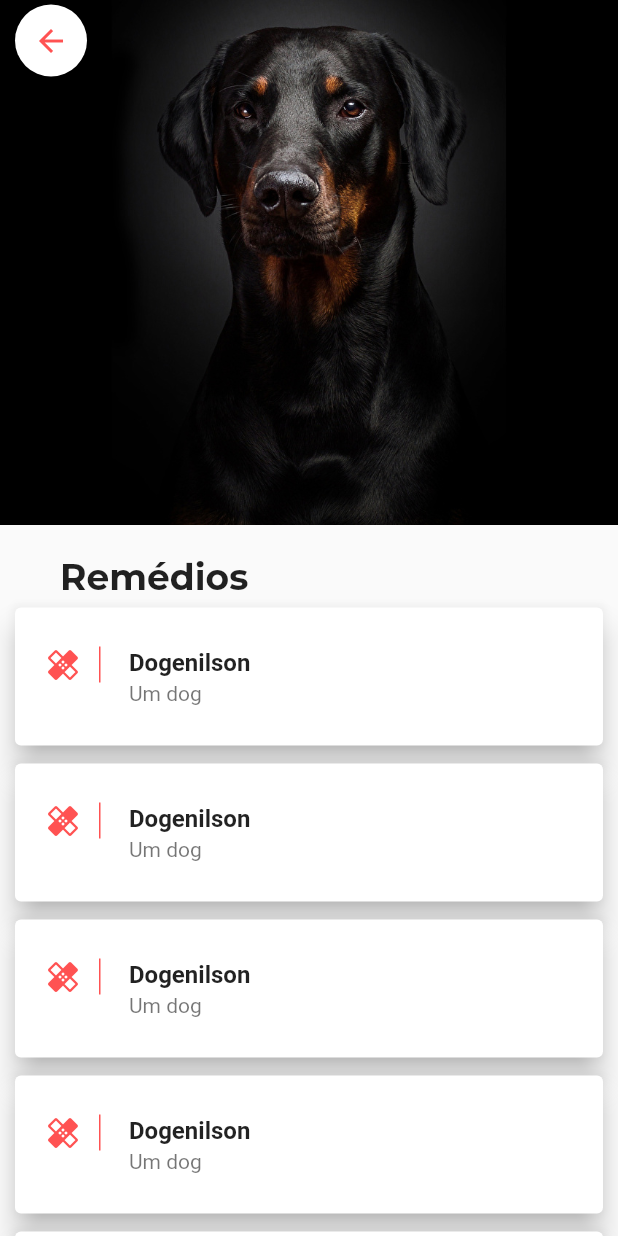
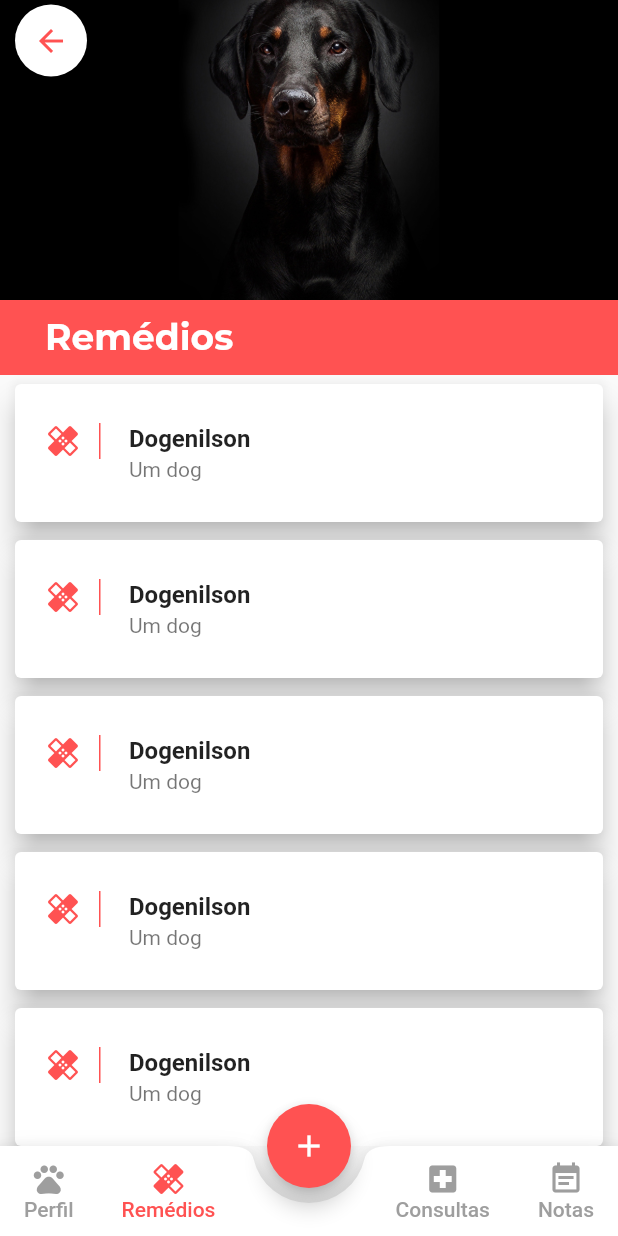
Before and after one commit to MartinsMessias/lifepet-dart-flutter, a Flutter app: the RemediosPetScreen screen opened directly with sample values from the repository, on a phone screen of 412 x 824 dp. Run offline on Flutter 3.47's test engine with Material 2 defaults, Android fonts, the phone set to English and light mode, and no system bars; our stand-ins replace google_fonts.

Commit message:
Tela de remédios-> correções em navegação

```diff
--- a/lib/main.dart
+++ b/lib/main.dart
@@ -15,7 +15,7 @@ class Main extends StatelessWidget {
       ),
       debugShowCheckedModeBanner: false,
       title: "Pet Life",
-      home: new RemediosPetScreen(pet: pets[0]),
+      home: new HomeScreen(),
     );
   }
 }
--- a/lib/screens/pet/perfil_pet_screen.dart
+++ b/lib/screens/pet/perfil_pet_screen.dart
@@ -143,7 +143,7 @@ class PerfilPetScreen extends StatelessWidget {
             ],
           ),
         ),
-        bottomNavigationBar: CustomNavbar(),
+        bottomNavigationBar: CustomNavbar(pet: pet, paginaAberta: 0,),
         floatingActionButtonLocation: FloatingActionButtonLocation.centerDocked,
         floatingActionButton: FloatingActionButton(
           onPressed: () {},
--- a/lib/screens/pet/remedios_pet_screen.dart
+++ b/lib/screens/pet/remedios_pet_screen.dart
@@ -2,6 +2,7 @@ import 'package:flutter/cupertino.dart';
 import 'package:flutter/material.dart';
 import 'package:lifepetapp/models/pet_model.dart';
 import 'package:google_fonts/google_fonts.dart';
+import 'package:lifepetapp/widgets/custom_navbar.dart';
 
 class RemediosPetScreen extends StatelessWidget {
   final Pet pet;
@@ -12,20 +13,18 @@ class RemediosPetScreen extends StatelessWidget {
   Widget build(BuildContext context) {
     return SafeArea(
       child: Scaffold(
-        body: Column(
-            crossAxisAlignment: CrossAxisAlignment.start,
-            children: <Widget>[
+        body: Column(crossAxisAlignment: CrossAxisAlignment.start, children: <
+            Widget>[
           Stack(
             children: <Widget>[
               Hero(
                 tag: pet.id,
                 child: Container(
                   width: double.infinity,
-                      height: 350,
+                  height: 200,
                   decoration: BoxDecoration(
                       image: DecorationImage(
-                              image: AssetImage(pet.imageUrl),
-                              fit: BoxFit.cover)),
+                          image: AssetImage(pet.imageUrl), fit: BoxFit.cover)),
                 ),
               ),
               Container(
@@ -45,11 +44,14 @@ class RemediosPetScreen extends StatelessWidget {
               ),
             ],
           ),
-              SizedBox(
-                height: 20,
-              ),
-              Padding(
-                padding: EdgeInsets.symmetric(horizontal: 40),
+//              SizedBox(
+//                height: 20,
+//              ),
+          Container(
+            color: Colors.redAccent,
+            height: 50,
+            child: Padding(
+              padding: EdgeInsets.symmetric(horizontal: 30),
               child: Row(
                 mainAxisAlignment: MainAxisAlignment.spaceBetween,
                 children: <Widget>[
@@ -57,12 +59,16 @@ class RemediosPetScreen extends StatelessWidget {
                     'Remédios',
                     style: GoogleFonts.montserrat(
                         textStyle: TextStyle(
-                              fontSize: 24, fontWeight: FontWeight.bold)),
+                            fontSize: 24,
+                            fontWeight: FontWeight.bold,
+                            color: Colors.white)),
                   )
                 ],
               ),
             ),
+          ),
           Expanded(
+            child: Scrollbar(
               child: ListView(
                 children: <Widget>[
                   Card(
@@ -70,25 +76,21 @@ class RemediosPetScreen extends StatelessWidget {
                     margin: EdgeInsets.symmetric(horizontal: 10, vertical: 6),
                     child: Container(
                       child: ListTile(
-                          contentPadding: EdgeInsets.symmetric(horizontal: 20, vertical: 10),
+                        contentPadding:
+                            EdgeInsets.symmetric(horizontal: 20, vertical: 10),
                         leading: Container(
                           padding: EdgeInsets.only(right: 12),
                           decoration: BoxDecoration(
                               border: Border(
                                   right: BorderSide(
-                                        width: 1.0, color: Colors.redAccent
-                                    )
-                                )
-                            ),
+                                      width: 1.0, color: Colors.redAccent))),
                           child: Icon(Icons.healing, color: Colors.redAccent),
                         ),
                         title: Text(
                           pet.nome,
                           style: TextStyle(fontWeight: FontWeight.w600),
                         ),
-                          subtitle: Text(
-                              pet.descricao
-                          ),
+                        subtitle: Text(pet.descricao),
                       ),
                     ),
                   ),
@@ -97,25 +99,21 @@ class RemediosPetScreen extends StatelessWidget {
                     margin: EdgeInsets.symmetric(horizontal: 10, vertical: 6),
                     child: Container(
                       child: ListTile(
-                          contentPadding: EdgeInsets.symmetric(horizontal: 20, vertical: 10),
+                        contentPadding:
+                            EdgeInsets.symmetric(horizontal: 20, vertical: 10),
                         leading: Container(
                           padding: EdgeInsets.only(right: 12),
                           decoration: BoxDecoration(
                               border: Border(
                                   right: BorderSide(
-                                        width: 1.0, color: Colors.redAccent
-                                    )
-                                )
-                            ),
+                                      width: 1.0, color: Colors.redAccent))),
                           child: Icon(Icons.healing, color: Colors.redAccent),
                         ),
                         title: Text(
                           pet.nome,
                           style: TextStyle(fontWeight: FontWeight.w600),
                         ),
-                          subtitle: Text(
-                              pet.descricao
-                          ),
+                        subtitle: Text(pet.descricao),
                       ),
                     ),
                   ),
@@ -124,25 +122,21 @@ class RemediosPetScreen extends StatelessWidget {
                     margin: EdgeInsets.symmetric(horizontal: 10, vertical: 6),
                     child: Container(
                       child: ListTile(
-                          contentPadding: EdgeInsets.symmetric(horizontal: 20, vertical: 10),
+                        contentPadding:
+                            EdgeInsets.symmetric(horizontal: 20, vertical: 10),
                         leading: Container(
                           padding: EdgeInsets.only(right: 12),
                           decoration: BoxDecoration(
                               border: Border(
                                   right: BorderSide(
-                                        width: 1.0, color: Colors.redAccent
-                                    )
-                                )
-                            ),
+                                      width: 1.0, color: Colors.redAccent))),
                           child: Icon(Icons.healing, color: Colors.redAccent),
                         ),
                         title: Text(
                           pet.nome,
                           style: TextStyle(fontWeight: FontWeight.w600),
                         ),
-                          subtitle: Text(
-                              pet.descricao
-                          ),
+                        subtitle: Text(pet.descricao),
                       ),
                     ),
                   ),
@@ -151,25 +145,21 @@ class RemediosPetScreen extends StatelessWidget {
                     margin: EdgeInsets.symmetric(horizontal: 10, vertical: 6),
                     child: Container(
                       child: ListTile(
-                          contentPadding: EdgeInsets.symmetric(horizontal: 20, vertical: 10),
+                        contentPadding:
+                            EdgeInsets.symmetric(horizontal: 20, vertical: 10),
                         leading: Container(
                           padding: EdgeInsets.only(right: 12),
                           decoration: BoxDecoration(
                               border: Border(
                                   right: BorderSide(
-                                        width: 1.0, color: Colors.redAccent
-                                    )
-                                )
-                            ),
+                                      width: 1.0, color: Colors.redAccent))),
                           child: Icon(Icons.healing, color: Colors.redAccent),
                         ),
                         title: Text(
                           pet.nome,
                           style: TextStyle(fontWeight: FontWeight.w600),
                         ),
-                          subtitle: Text(
-                              pet.descricao
-                          ),
+                        subtitle: Text(pet.descricao),
                       ),
                     ),
                   ),
@@ -178,25 +168,21 @@ class RemediosPetScreen extends StatelessWidget {
                     margin: EdgeInsets.symmetric(horizontal: 10, vertical: 6),
                     child: Container(
                       child: ListTile(
-                          contentPadding: EdgeInsets.symmetric(horizontal: 20, vertical: 10),
+                        contentPadding:
+                            EdgeInsets.symmetric(horizontal: 20, vertical: 10),
                         leading: Container(
                           padding: EdgeInsets.only(right: 12),
                           decoration: BoxDecoration(
                               border: Border(
                                   right: BorderSide(
-                                        width: 1.0, color: Colors.redAccent
-                                    )
-                                )
-                            ),
+                                      width: 1.0, color: Colors.redAccent))),
                           child: Icon(Icons.healing, color: Colors.redAccent),
                         ),
                         title: Text(
                           pet.nome,
                           style: TextStyle(fontWeight: FontWeight.w600),
                         ),
-                          subtitle: Text(
-                              pet.descricao
-                          ),
+                        subtitle: Text(pet.descricao),
                       ),
                     ),
                   ),
@@ -205,25 +191,21 @@ class RemediosPetScreen extends StatelessWidget {
                     margin: EdgeInsets.symmetric(horizontal: 10, vertical: 6),
                     child: Container(
                       child: ListTile(
-                          contentPadding: EdgeInsets.symmetric(horizontal: 20, vertical: 10),
+                        contentPadding:
+                            EdgeInsets.symmetric(horizontal: 20, vertical: 10),
                         leading: Container(
                           padding: EdgeInsets.only(right: 12),
                           decoration: BoxDecoration(
                               border: Border(
                                   right: BorderSide(
-                                        width: 1.0, color: Colors.redAccent
-                                    )
-                                )
-                            ),
+                                      width: 1.0, color: Colors.redAccent))),
                           child: Icon(Icons.healing, color: Colors.redAccent),
                         ),
                         title: Text(
                           pet.nome,
                           style: TextStyle(fontWeight: FontWeight.w600),
                         ),
-                          subtitle: Text(
-                              pet.descricao
-                          ),
+                        subtitle: Text(pet.descricao),
                       ),
                     ),
                   ),
@@ -232,32 +214,37 @@ class RemediosPetScreen extends StatelessWidget {
                     margin: EdgeInsets.symmetric(horizontal: 10, vertical: 6),
                     child: Container(
                       child: ListTile(
-                          contentPadding: EdgeInsets.symmetric(horizontal: 20, vertical: 10),
+                        contentPadding:
+                            EdgeInsets.symmetric(horizontal: 20, vertical: 10),
                         leading: Container(
                           padding: EdgeInsets.only(right: 12),
                           decoration: BoxDecoration(
                               border: Border(
                                   right: BorderSide(
-                                        width: 1.0, color: Colors.redAccent
-                                    )
-                                )
-                            ),
+                                      width: 1.0, color: Colors.redAccent))),
                           child: Icon(Icons.healing, color: Colors.redAccent),
                         ),
                         title: Text(
                           pet.nome,
                           style: TextStyle(fontWeight: FontWeight.w600),
                         ),
-                          subtitle: Text(
-                              pet.descricao
-                          ),
+                        subtitle: Text(pet.descricao),
                       ),
                     ),
                   ),
                 ],
               ),
+            ),
           )
-            ]),
+        ],
+        ),
+        floatingActionButtonLocation: FloatingActionButtonLocation.centerDocked,
+        floatingActionButton: FloatingActionButton(
+          onPressed: (){},
+          backgroundColor: Colors.redAccent,
+          child: Icon(Icons.add),
+      ),
+          bottomNavigationBar: CustomNavbar(pet: pet, paginaAberta: 1,),
       ),
     );
   }
--- a/lib/widgets/custom_navbar.dart
+++ b/lib/widgets/custom_navbar.dart
@@ -1,8 +1,14 @@
 import 'package:flutter/cupertino.dart';
 import 'package:flutter/material.dart';
+import 'package:lifepetapp/models/pet_model.dart';
+import 'package:lifepetapp/screens/pet/perfil_pet_screen.dart';
+import 'package:lifepetapp/screens/pet/remedios_pet_screen.dart';
 
 class CustomNavbar extends StatefulWidget {
-  int paginaAberta = 0;
+  int paginaAberta;
+  final Pet pet;
+
+  CustomNavbar({this.pet, this.paginaAberta});
 
   @override
   _CustomNavbarState createState() => _CustomNavbarState();
@@ -29,6 +35,11 @@ class _CustomNavbarState extends State<CustomNavbar> {
                     setState(() {
                       widget.paginaAberta = 0;
                     });
+                    Navigator.of(context).pushReplacement(
+                      MaterialPageRoute(
+                        builder: (_) => PerfilPetScreen(pet: widget.pet),
+                      )
+                    );
                   },
                   child: Column(
                     mainAxisAlignment: MainAxisAlignment.center,
@@ -52,6 +63,11 @@ class _CustomNavbarState extends State<CustomNavbar> {
                     setState(() {
                       widget.paginaAberta = 1;
                     });
+                    Navigator.of(context).pushReplacement(
+                        MaterialPageRoute(
+                          builder: (_) => RemediosPetScreen(pet: widget.pet),
+                        )
+                    );
                   },
                   child: Column(
                     mainAxisAlignment: MainAxisAlignment.center,
@@ -122,57 +138,6 @@ class _CustomNavbarState extends State<CustomNavbar> {
                 ),
               ],
             ),
-//            Row(
-//              crossAxisAlignment: CrossAxisAlignment.stretch,
-//              children: <Widget>[
-//                MaterialButton(
-//                  minWidth: 40,
-//                  onPressed: (){
-//                    setState(() {
-//                      widget.paginaAberta = 2;
-//                    });
-//                  },
-//                  child: Column(
-//                    mainAxisAlignment: MainAxisAlignment.center,
-//                    children: <Widget>[
-//                      Icon(
-//                        Icons.local_hospital,
-//                        color: widget.paginaAberta == 2 ? Colors.redAccent : Colors.grey,
-//                      ),
-//                      Text(
-//                        'Consulta',
-//                        style: TextStyle(
-//                            color: widget.paginaAberta == 2? Colors.redAccent : Colors.grey,
-//                        ),
-//                      )
-//                    ],
-//                  ),
-//                ),
-//                MaterialButton(
-//                  minWidth: 40,
-//                  onPressed: (){
-//                    setState(() {
-//                      widget.paginaAberta = 3;
-//                    });
-//                  },
-//                  child: Column(
-//                    mainAxisAlignment: MainAxisAlignment.center,
-//                    children: <Widget>[
-//                      Icon(
-//                        Icons.event_note,
-//                        color: widget.paginaAberta == 3 ? Colors.redAccent : Colors.grey,
-//                      ),
-//                      Text(
-//                        'Anotações',
-//                        style: TextStyle(
-//                            color: widget.paginaAberta == 3 ? Colors.redAccent : Colors.grey,
-//                        ),
-//                      )
-//                    ],
-//                  ),
-//                ),
-//              ],
-//            )
           ],
         ),
       ),
```
Lines whose indentation alone changed are shown as unchanged.
